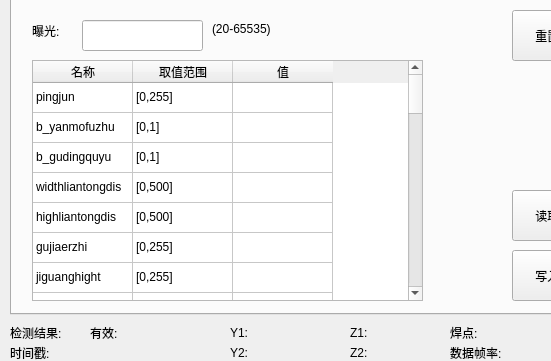
Before: the Qt Designer form qtmysunnydlg.ui in qubo188612/qtmysunny, drawn with Qt 5; both pictures show x 0 to 551 and y 266 to 627 of the 1220 by 758 pixel window.
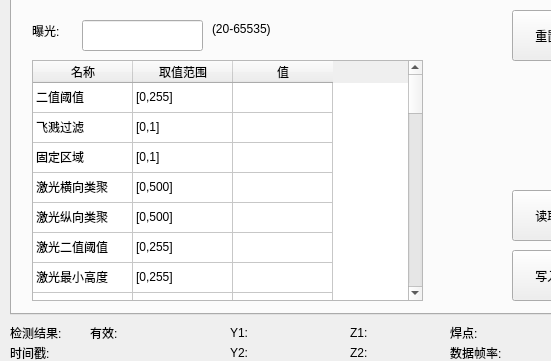
After: the same form once the commit is applied. The open tabs and pages were chosen to show the change. Custom widgets are drawn as their Qt base class.

Patch:
```diff
--- a/qtmysunnydlg.ui
+++ b/qtmysunnydlg.ui
@@ -1981,7 +1981,7 @@
      </column>
      <item row="0" column="0">
       <property name="text">
-       <string>pingjun</string>
+       <string>二值阈值</string>
       </property>
      </item>
      <item row="0" column="1">
@@ -1996,7 +1996,7 @@
      </item>
      <item row="1" column="0">
       <property name="text">
-       <string>b_yanmofuzhu</string>
+       <string>飞溅过滤</string>
       </property>
      </item>
      <item row="1" column="1">
@@ -2011,7 +2011,7 @@
      </item>
      <item row="2" column="0">
       <property name="text">
-       <string>b_gudingquyu</string>
+       <string>固定区域</string>
       </property>
      </item>
      <item row="2" column="1">
@@ -2026,7 +2026,7 @@
      </item>
      <item row="3" column="0">
       <property name="text">
-       <string>widthliantongdis</string>
+       <string>激光横向类聚</string>
       </property>
      </item>
      <item row="3" column="1">
@@ -2041,7 +2041,7 @@
      </item>
      <item row="4" column="0">
       <property name="text">
-       <string>highliantongdis</string>
+       <string>激光纵向类聚</string>
       </property>
      </item>
      <item row="4" column="1">
@@ -2056,7 +2056,7 @@
      </item>
      <item row="5" column="0">
       <property name="text">
-       <string>gujiaerzhi</string>
+       <string>激光二值阈值</string>
       </property>
      </item>
      <item row="5" column="1">
@@ -2071,7 +2071,7 @@
      </item>
      <item row="6" column="0">
       <property name="text">
-       <string>jiguanghight</string>
+       <string>激光最小高度</string>
       </property>
      </item>
      <item row="6" column="1">
@@ -2086,7 +2086,7 @@
      </item>
      <item row="7" column="0">
       <property name="text">
-       <string>jiguanglong</string>
+       <string>激光最小长度</string>
       </property>
      </item>
      <item row="7" column="1">
@@ -2101,7 +2101,7 @@
      </item>
      <item row="8" column="0">
       <property name="text">
-       <string>jiguangkuandu</string>
+       <string>激光最粗限制</string>
       </property>
      </item>
      <item row="8" column="1">
@@ -2116,7 +2116,7 @@
      </item>
      <item row="9" column="0">
       <property name="text">
-       <string>Updif</string>
+       <string>侧板激光最大斜率</string>
       </property>
      </item>
      <item row="9" column="1">
@@ -2131,7 +2131,7 @@
      </item>
      <item row="10" column="0">
       <property name="text">
-       <string>Updifmin</string>
+       <string>侧板激光最小斜率</string>
       </property>
      </item>
      <item row="10" column="1">
@@ -2146,7 +2146,7 @@
      </item>
      <item row="11" column="0">
       <property name="text">
-       <string>Uplong</string>
+       <string>侧板激光最小长度</string>
       </property>
      </item>
      <item row="11" column="1">
@@ -2161,7 +2161,7 @@
      </item>
      <item row="12" column="0">
       <property name="text">
-       <string>Downdif</string>
+       <string>底板激光最小斜率</string>
       </property>
      </item>
      <item row="12" column="1">
@@ -2176,7 +2176,7 @@
      </item>
      <item row="13" column="0">
       <property name="text">
-       <string>Downdifmin</string>
+       <string>底板激光最大斜率</string>
       </property>
      </item>
      <item row="13" column="1">
@@ -2191,7 +2191,7 @@
      </item>
      <item row="14" column="0">
       <property name="text">
-       <string>Downdlong</string>
+       <string>底板激光最小斜率</string>
       </property>
      </item>
      <item row="14" column="1">
@@ -2206,7 +2206,7 @@
      </item>
      <item row="15" column="0">
       <property name="text">
-       <string>St_Down</string>
+       <string>侧板激光最远起点</string>
       </property>
      </item>
      <item row="15" column="1">
@@ -2221,7 +2221,7 @@
      </item>
      <item row="16" column="0">
       <property name="text">
-       <string>Ed_Down</string>
+       <string>侧板激光最近终点</string>
       </property>
      </item>
      <item row="16" column="1">
@@ -2236,7 +2236,7 @@
      </item>
      <item row="17" column="0">
       <property name="text">
-       <string>St_Up</string>
+       <string>底板激光最远起点</string>
       </property>
      </item>
      <item row="17" column="1">
@@ -2251,7 +2251,7 @@
      </item>
      <item row="18" column="0">
       <property name="text">
-       <string>Ed_Up</string>
+       <string>底板激光最近终点</string>
       </property>
      </item>
      <item row="18" column="1">
@@ -2266,7 +2266,7 @@
      </item>
      <item row="19" column="0">
       <property name="text">
-       <string>Updif2</string>
+       <string>焊缝二值阈值</string>
       </property>
      </item>
      <item row="19" column="1">
@@ -2281,7 +2281,7 @@
      </item>
      <item row="20" column="0">
       <property name="text">
-       <string>Updifmin2</string>
+       <string>预留</string>
       </property>
      </item>
      <item row="20" column="1">
@@ -2296,7 +2296,7 @@
      </item>
      <item row="21" column="0">
       <property name="text">
-       <string>dis_center_st</string>
+       <string>侧板距焊缝统计起点</string>
       </property>
      </item>
      <item row="21" column="1">
@@ -2311,7 +2311,7 @@
      </item>
      <item row="22" column="0">
       <property name="text">
-       <string>dis_center_ed</string>
+       <string>预留</string>
       </property>
      </item>
      <item row="22" column="1">
@@ -2326,7 +2326,7 @@
      </item>
      <item row="23" column="0">
       <property name="text">
-       <string>b_opengudingdimian</string>
+       <string>底板拟合</string>
       </property>
      </item>
      <item row="23" column="1">
@@ -2341,7 +2341,7 @@
      </item>
      <item row="24" column="0">
       <property name="text">
-       <string>dimianpangdingjuli</string>
+       <string>预留</string>
       </property>
      </item>
      <item row="24" column="1">
@@ -2356,7 +2356,7 @@
      </item>
      <item row="25" column="0">
       <property name="text">
-       <string>dimianpingjunshunum</string>
+       <string>预留</string>
       </property>
      </item>
      <item row="25" column="1">
@@ -2371,7 +2371,7 @@
      </item>
      <item row="26" column="0">
       <property name="text">
-       <string>dis_center_st2</string>
+       <string>底板距焊缝统计起点</string>
       </property>
      </item>
      <item row="26" column="1">
@@ -2386,7 +2386,7 @@
      </item>
      <item row="27" column="0">
       <property name="text">
-       <string>dis_center_ed2</string>
+       <string>底板距焊缝统计终点</string>
       </property>
      </item>
      <item row="27" column="1">
@@ -2401,7 +2401,7 @@
      </item>
      <item row="28" column="0">
       <property name="text">
-       <string>dis_center_st3</string>
+       <string>缝宽检测距离</string>
       </property>
      </item>
      <item row="28" column="1">
@@ -2416,7 +2416,7 @@
      </item>
      <item row="29" column="0">
       <property name="text">
-       <string>dis_center_ed3</string>
+       <string>预留</string>
       </property>
      </item>
      <item row="29" column="1">
@@ -2431,7 +2431,7 @@
      </item>
      <item row="30" column="0">
       <property name="text">
-       <string>xuexijuli</string>
+       <string>底板拟合学习距离</string>
       </property>
      </item>
      <item row="30" column="1">
@@ -2446,7 +2446,7 @@
      </item>
      <item row="31" column="0">
       <property name="text">
-       <string>b_pingpowending</string>
+       <string>预留</string>
       </property>
      </item>
      <item row="31" column="1">
@@ -2461,7 +2461,7 @@
      </item>
      <item row="32" column="0">
       <property name="text">
-       <string>pingpowending_dis</string>
+       <string>预留</string>
       </property>
      </item>
      <item row="32" column="1">
@@ -2476,7 +2476,7 @@
      </item>
      <item row="33" column="0">
       <property name="text">
-       <string>b_xielvopen</string>
+       <string>预留</string>
       </property>
      </item>
      <item row="33" column="1">
@@ -2491,7 +2491,7 @@
      </item>
      <item row="34" column="0">
       <property name="text">
-       <string>xielvfanwei</string>
+       <string>预留</string>
       </property>
      </item>
      <item row="34" column="1">
@@ -2506,7 +2506,7 @@
      </item>
      <item row="35" column="0">
       <property name="text">
-       <string>Uplong2</string>
+       <string>预留</string>
       </property>
      </item>
      <item row="35" column="1">
@@ -2521,7 +2521,7 @@
      </item>
      <item row="36" column="0">
       <property name="text">
-       <string>cebankongdongdis</string>
+       <string>预留</string>
       </property>
      </item>
      <item row="36" column="1">
@@ -2536,7 +2536,7 @@
      </item>
      <item row="37" column="0">
       <property name="text">
-       <string>qiatouquweijuli</string>
+       <string>预留</string>
       </property>
      </item>
      <item row="37" column="1">
```
Left out of the diff: 2 changed lines with no effect on the pictures.
